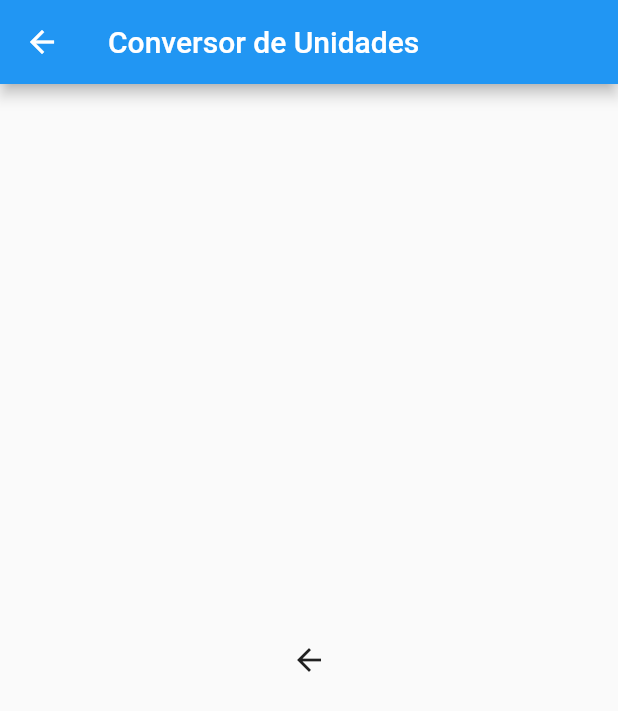
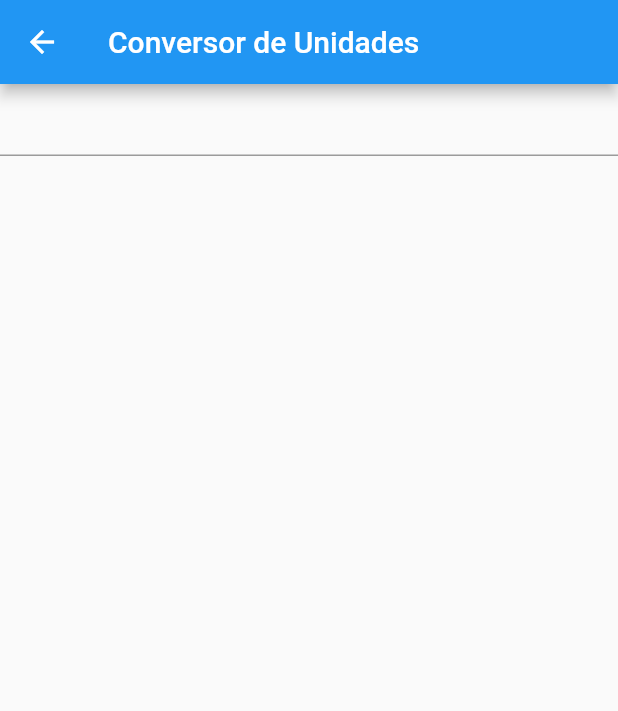
Before and after one commit to JuTluszcz/Projeto_Hidralc, a Flutter app: the ConversorDeUnidades screen opened directly, on a phone screen of 412 x 824 dp. Shown: the top 711 px of the screen. Run offline on Flutter 3.47's test engine with Material 2 defaults, Android fonts, the light colour scheme and no system bars.

Commit message:
com drop

```diff
--- a/hidralc_calc/lib/conversorDeUnidades.dart
+++ b/hidralc_calc/lib/conversorDeUnidades.dart
@@ -2,19 +2,53 @@
 // ignore_for_file: file_names
 
 import 'package:flutter/material.dart';
+import 'dart:math';
 
 class ConversorDeUnidades extends StatelessWidget {
+  get children => null;
+
   @override
   Widget build(BuildContext context) {
     return Scaffold(
       appBar: AppBar(
-        title: Text("Conversor de Unidades"),
+        title: const Text("Conversor de Unidades"),
       ),
-      body: Center(
-        child: BackButton(
-          onPressed: (){Navigator.pop(context);},
+      body: const ConversorForm(),
+      );
+  }
+}
+
+class ConversorForm extends StatefulWidget {
+  const ConversorForm({Key? key}) : super(key: key);
+
+  @override
+  State<ConversorForm> createState() => _ConversorFormState();
+}
+
+class _ConversorFormState extends State<ConversorForm> {
+  final _formKey = GlobalKey<FormState>();
+
+  @override
+  Widget build (BuildContext context){
+    return Form(
+      key: _formKey,
+      child: Column(
+        children: [
+          TextFormField(
+            validator: (value){
+              if (value == null || value.isEmpty){
+                return 'Insira um valor';
+              }
+              return null;
+            }
+          )
+         ],
         ),
-      ),
     );
   }
 }
+
+/*class Conversordearea extends StatelessWidget{
+
+  var areacolocada
+} */
```
